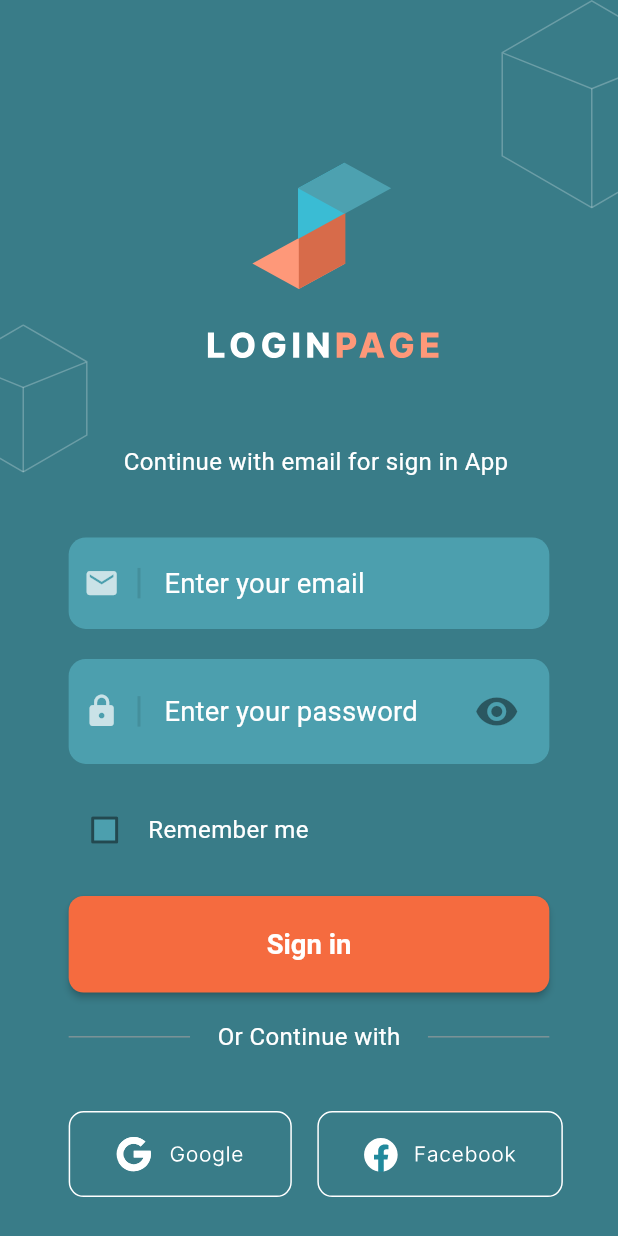
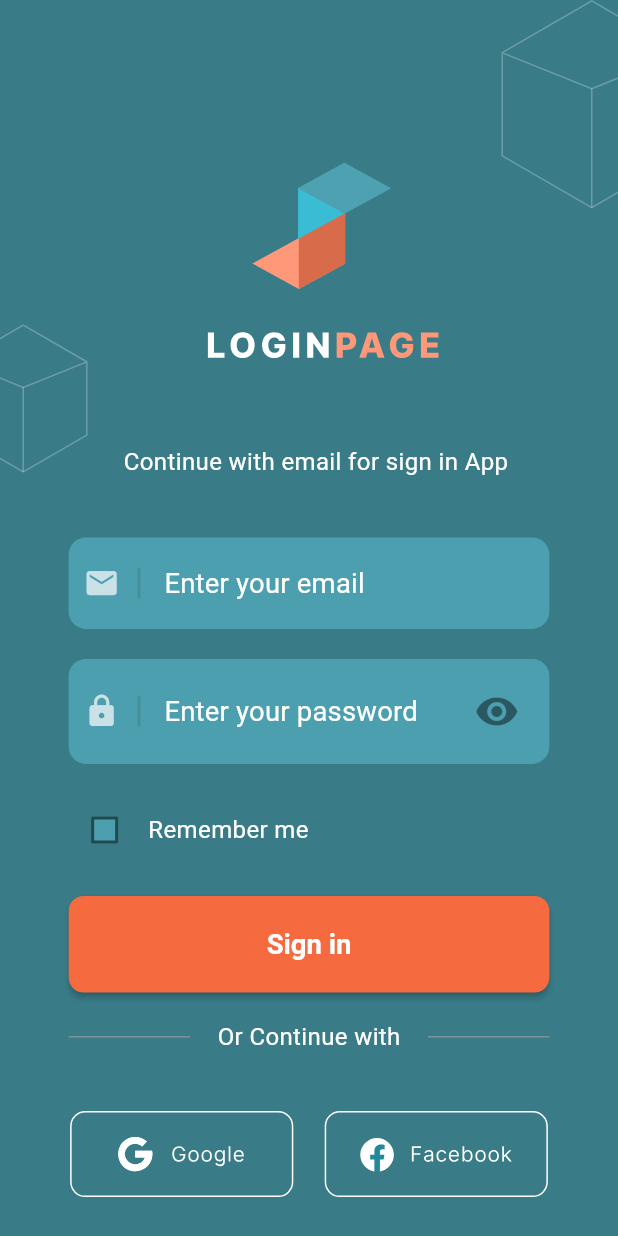
Before and after one commit to ZainNaqvi/Youtube-Comment-Box-Clon, a Flutter app: the screen it shows after launch, on a phone screen of 412 x 824 dp. Run offline on Flutter 3.47's test engine with Material 2 defaults, Android fonts, the phone set to English and light mode, and no system bars; our stand-ins replace flutter_screenutil, flutter_svg.

Commit message:
fixes bugs

```diff
--- a/lib/screens/login.dart
+++ b/lib/screens/login.dart
@@ -220,7 +220,7 @@ class _LoginPageState extends State<LoginPage> {
                               minimumSize: Size(130.w, 48.h)),
                           onPressed: () {},
                           child: Padding(
-                            padding: const EdgeInsets.all(16.0),
+                            padding: const EdgeInsets.all(0),
                             child:
                                 SvgPicture.asset("assets/svg/googleButton.svg"),
                           ),
@@ -239,7 +239,7 @@ class _LoginPageState extends State<LoginPage> {
                               minimumSize: Size(130.w, 48.h)),
                           onPressed: () {},
                           child: Padding(
-                            padding: const EdgeInsets.all(16.0),
+                            padding: const EdgeInsets.all(0),
                             child: SvgPicture.asset("assets/svg/fbButton.svg"),
                           ),
                         ),
@@ -267,6 +267,9 @@ class _LoginPageState extends State<LoginPage> {
                         ),
                       ],
                     ),
+                    SizedBox(
+                      height: 10,
+                    ),
                   ],
                 ),
               )
```
